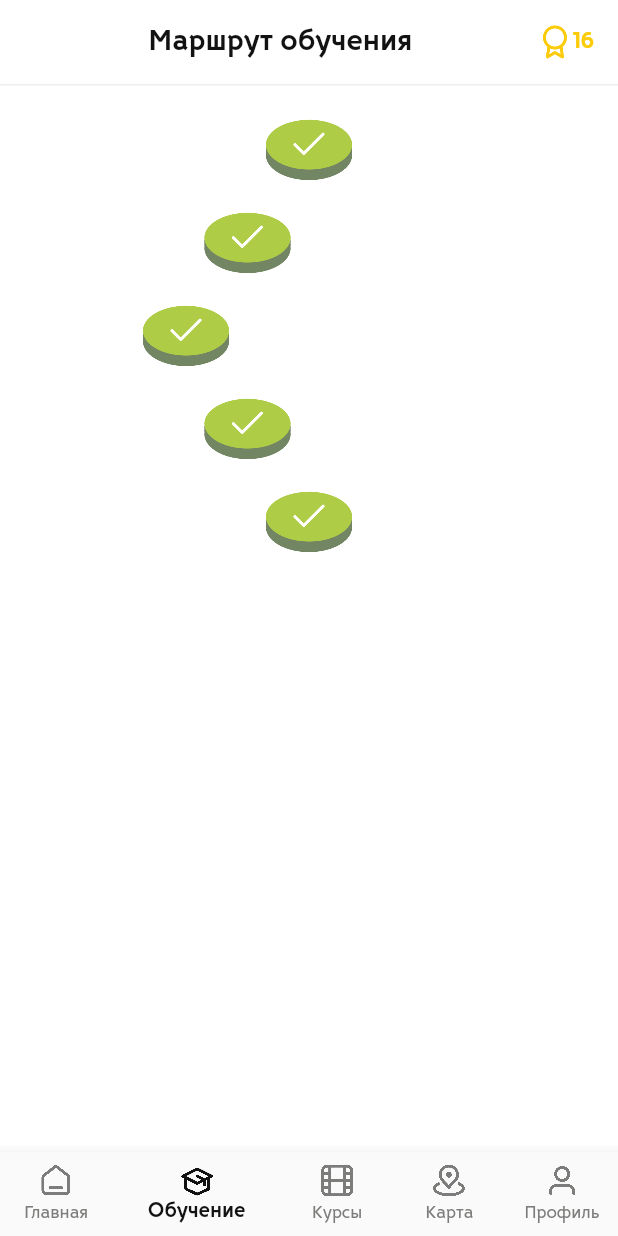
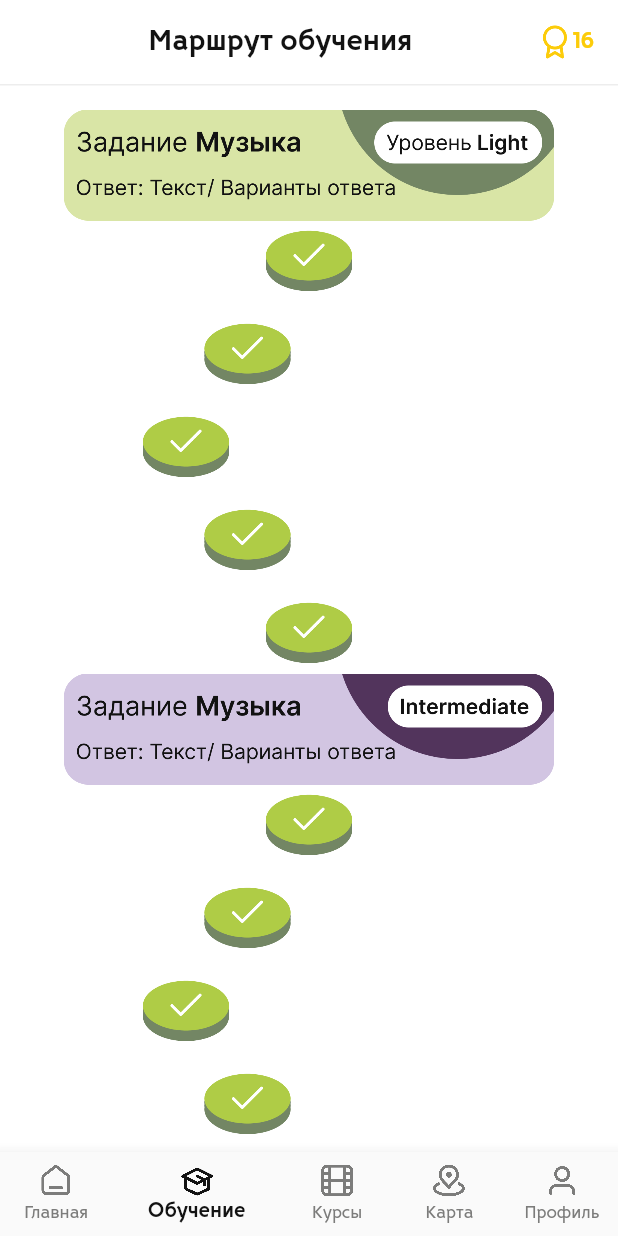
Before and after one commit to alexey-coder/hackathon-ios, a Flutter app: the screen it shows after launch, item 2 of the bottom bar chosen, on a phone screen of 412 x 824 dp. Run offline on Flutter 3.47's test engine with Material 2 defaults, Android fonts, the phone set to English and light mode, and no system bars; our stand-ins replace cached_network_image, flutter_map, latlong2; generated files the repository leaves out were written again; network calls fail; statements that could not run were skipped.

Commit message:
some fix

```diff
--- a/lib/gen/assets.gen.dart
+++ b/lib/gen/assets.gen.dart
@@ -25,9 +25,14 @@ class Assets {
   static const AssetGenImage cross = AssetGenImage('assets/cross.png');
   static const AssetGenImage danceSchools =
       AssetGenImage('assets/dance_schools.png');
+  static const AssetGenImage easyLesson =
+      AssetGenImage('assets/easy_lesson.png');
   static const AssetGenImage education = AssetGenImage('assets/education.png');
   static const AssetGenImage exhibitions =
       AssetGenImage('assets/exhibitions.png');
+  static const AssetGenImage finished = AssetGenImage('assets/finished.png');
+  static const AssetGenImage hardLesson =
+      AssetGenImage('assets/hard_lesson.png');
   static const AssetGenImage heart = AssetGenImage('assets/heart.png');
   static const AssetGenImage interesting =
       AssetGenImage('assets/interesting.png');
@@ -41,6 +46,8 @@ class Assets {
   static const AssetGenImage mapCross = AssetGenImage('assets/map_cross.png');
   static const AssetGenImage mapSettings =
       AssetGenImage('assets/map_settings.png');
+  static const AssetGenImage mediumLesson =
+      AssetGenImage('assets/medium_lesson.png');
   static const AssetGenImage museums = AssetGenImage('assets/museums.png');
   static const AssetGenImage musicalSchools =
       AssetGenImage('assets/musical_schools.png');
@@ -48,22 +55,18 @@ class Assets {
   static const AssetGenImage pin = AssetGenImage('assets/pin.png');
   static const AssetGenImage playlist = AssetGenImage('assets/playlist.png');
   static const AssetGenImage profile = AssetGenImage('assets/profile.png');
-  static const String questionsJson = 'assets/questions.json';
-  static const AssetGenImage questionsPng =
-      AssetGenImage('assets/questions.png');
+  static const AssetGenImage questions = AssetGenImage('assets/questions.png');
   static const AssetGenImage quiz = AssetGenImage('assets/quiz.png');
   static const AssetGenImage search = AssetGenImage('assets/search.png');
   static const AssetGenImage settings = AssetGenImage('assets/settings.png');
   static const AssetGenImage talant = AssetGenImage('assets/talant.png');
-  static const AssetGenImage testFinish =
-      AssetGenImage('assets/test_finish.png');
   static const AssetGenImage theaters = AssetGenImage('assets/theaters.png');
   static const AssetGenImage wordOfADay =
       AssetGenImage('assets/word_of_a_day.png');
   static const AssetGenImage xClose = AssetGenImage('assets/x-close.png');
 
   /// List of all assets
-  List<dynamic> get values => [
+  List<AssetGenImage> get values => [
         artSchools,
         award,
         backButton,
@@ -73,8 +76,11 @@ class Assets {
         courses,
         cross,
         danceSchools,
+        easyLesson,
         education,
         exhibitions,
+        finished,
+        hardLesson,
         heart,
         interesting,
         interview,
@@ -84,19 +90,18 @@ class Assets {
         map,
         mapCross,
         mapSettings,
+        mediumLesson,
         museums,
         musicalSchools,
         news,
         pin,
         playlist,
         profile,
-        questionsJson,
-        questionsPng,
+        questions,
         quiz,
         search,
         settings,
         talant,
-        testFinish,
         theaters,
         wordOfADay,
         xClose
--- a/lib/screens/feed/tabs/art_of_day_tab.dart
+++ b/lib/screens/feed/tabs/art_of_day_tab.dart
@@ -41,6 +41,8 @@ class ArtOfDayTab extends StatelessWidget {
                   MainButton(
                       buttonColor: ButtonColors.secondary,
                       borderColor: null,
+                      activeColor: true,
+                      activeGesture: true,
                       text: "Читать полностью"),
                   // AdditionalDetailsList(
                   //     title: "Смотрите также",
--- a/lib/screens/feed/tabs/categories_tab.dart
+++ b/lib/screens/feed/tabs/categories_tab.dart
@@ -19,7 +19,7 @@ class CategoriesTab extends StatelessWidget {
             const SizedBox(width: 8),
             PresetCard(
                 flex: 1,
-                image: Assets.questionsPng.image(fit: BoxFit.fill),
+                image: Assets.questions.image(fit: BoxFit.fill),
                 itemHeight: 166,
                 onTap: () => {})
           ]),
--- a/lib/screens/feed_details/feed_details.dart
+++ b/lib/screens/feed_details/feed_details.dart
@@ -72,7 +72,7 @@ class FeedDetailsScreen extends StatelessWidget {
                   ))),
               const SizedBox(height: 8),
               MainButton(
-                  buttonColor: ButtonColors.mainColor, text: 'Отправить'),
+                  buttonColor: ButtonColors.mainColor, activeColor: true, activeGesture: true, text: 'Отправить'),
               const SizedBox(height: 16),
               AdditionalReadingList(
                   title: 'Рекомендуем к прочтению',
--- a/lib/screens/learning/learning_screen.dart
+++ b/lib/screens/learning/learning_screen.dart
@@ -21,6 +21,12 @@ class LearningScreen extends StatelessWidget {
                     children: [
                       Column(crossAxisAlignment: CrossAxisAlignment.center,
                           children: [
+                            SizedBox.fromSize(
+                                size: Size(MediaQuery.of(context).size.width, 74), // Image radius
+                                child: Assets.easyLesson.image(
+                                    fit: BoxFit.scaleDown
+                                )
+                            ),
                             Row(
                                 mainAxisAlignment: MainAxisAlignment.center,
                                 crossAxisAlignment: CrossAxisAlignment.center,
@@ -35,6 +41,92 @@ class LearningScreen extends StatelessWidget {
                                  checkImage(context),
                                  const SizedBox(width: 82)
                            ]),
+                            const SizedBox(height: 8),
+                            Row(
+                                mainAxisAlignment: MainAxisAlignment.center,
+                                crossAxisAlignment: CrossAxisAlignment.center,
+                                children: [
+                                  checkImage(context),
+                                  const SizedBox(width: 164)
+                                ]),
+                            const SizedBox(height: 8),
+                            Row(
+                                mainAxisAlignment: MainAxisAlignment.center,
+                                crossAxisAlignment: CrossAxisAlignment.center,
+                                children: [
+                                  checkImage(context),
+                                  const SizedBox(width: 82)
+                                ]),
+                            const SizedBox(height: 8),
+                            Row(
+                                mainAxisAlignment: MainAxisAlignment.center,
+                                crossAxisAlignment: CrossAxisAlignment.center,
+                                children: [
+                                  checkImage(context)
+                                ]),
+                            SizedBox.fromSize(
+                                size: Size(MediaQuery.of(context).size.width, 74), // Image radius
+                                child: Assets.mediumLesson.image(
+                                    fit: BoxFit.scaleDown
+                                )
+                            ),
+                            Row(
+                                mainAxisAlignment: MainAxisAlignment.center,
+                                crossAxisAlignment: CrossAxisAlignment.center,
+                                children: [
+                                  checkImage(context)
+                                ]),
+                            const SizedBox(height: 8),
+                            Row(
+                                mainAxisAlignment: MainAxisAlignment.center,
+                                crossAxisAlignment: CrossAxisAlignment.center,
+                                children: [
+                                  checkImage(context),
+                                  const SizedBox(width: 82)
+                                ]),
+                            const SizedBox(height: 8),
+                            Row(
+                                mainAxisAlignment: MainAxisAlignment.center,
+                                crossAxisAlignment: CrossAxisAlignment.center,
+                                children: [
+                                  checkImage(context),
+                                  const SizedBox(width: 164)
+                                ]),
+                            const SizedBox(height: 8),
+                            Row(
+                                mainAxisAlignment: MainAxisAlignment.center,
+                                crossAxisAlignment: CrossAxisAlignment.center,
+                                children: [
+                                  checkImage(context),
+                                  const SizedBox(width: 82)
+                                ]),
+                            const SizedBox(height: 8),
+                            Row(
+                                mainAxisAlignment: MainAxisAlignment.center,
+                                crossAxisAlignment: CrossAxisAlignment.center,
+                                children: [
+                                  checkImage(context)
+                                ]),
+                            SizedBox.fromSize(
+                                size: Size(MediaQuery.of(context).size.width, 74), // Image radius
+                                child: Assets.hardLesson.image(
+                                    fit: BoxFit.scaleDown
+                                )
+                            ),
+                            Row(
+                                mainAxisAlignment: MainAxisAlignment.center,
+                                crossAxisAlignment: CrossAxisAlignment.center,
+                                children: [
+                                  checkImage(context)
+                                ]),
+                            const SizedBox(height: 8),
+                            Row(
+                                mainAxisAlignment: MainAxisAlignment.center,
+                                crossAxisAlignment: CrossAxisAlignment.center,
+                                children: [
+                                  checkImage(context),
+                                  const SizedBox(width: 82)
+                                ]),
                             const SizedBox(height: 8),
                             Row(
                                 mainAxisAlignment: MainAxisAlignment.center,
```
Also changed, not shown: assets/questions.json (deleted, +0 -60 lines), lib/screens/common_widgets/main_button.dart (+11 -7 lines), lib/screens/learning/finished/learning_finished.dart (deleted, +0 -32 lines), lib/screens/learning/models/questions_hard.dart (added, +71 -0 lines), lib/screens/learning/models/questions_medium.dart (added, +71 -0 lines), assets/easy_lesson.png (added), assets/finished.png (added), assets/hard_lesson.png (added), assets/medium_lesson.png (added), assets/test_finish.png (deleted), 1 other file.
